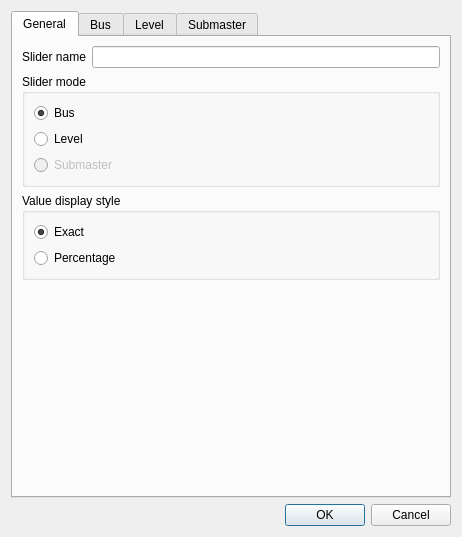
Qt form main/vcsliderproperties.ui (Andersbakken/qlc) before a commit.
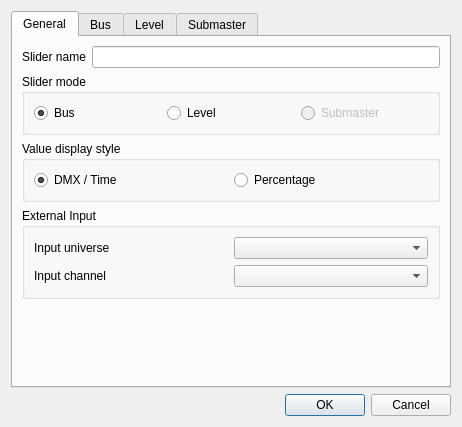
The same form after that commit.

What changed in the file:
```diff
--- a/main/vcsliderproperties.ui
+++ b/main/vcsliderproperties.ui
@@ -6,7 +6,7 @@
     <x>0</x>
     <y>0</y>
     <width>460</width>
-    <height>537</height>
+    <height>427</height>
    </rect>
   </property>
   <property name="windowTitle" >
@@ -22,6 +22,14 @@
       <number>0</number>
      </property>
      <widget class="QWidget" name="General" >
+      <property name="geometry" >
+       <rect>
+        <x>0</x>
+        <y>0</y>
+        <width>438</width>
+        <height>345</height>
+       </rect>
+      </property>
       <attribute name="title" >
        <string>General</string>
       </attribute>
@@ -49,7 +57,7 @@
          <property name="title" >
           <string>Slider mode</string>
          </property>
-         <layout class="QVBoxLayout" >
+         <layout class="QHBoxLayout" name="horizontalLayout" >
           <item>
            <widget class="QRadioButton" name="m_modeBusRadio" >
             <property name="toolTip" >
@@ -91,14 +99,14 @@
          <property name="title" >
           <string>Value display style</string>
          </property>
-         <layout class="QVBoxLayout" >
+         <layout class="QHBoxLayout" name="horizontalLayout_2" >
           <item>
            <widget class="QRadioButton" name="m_valueExactRadio" >
             <property name="toolTip" >
              <string>Show exact DMX values</string>
             </property>
             <property name="text" >
-             <string>Exact</string>
+             <string>DMX / Time</string>
             </property>
             <property name="checked" >
              <bool>true</bool>
@@ -118,6 +126,35 @@
          </layout>
         </widget>
        </item>
+       <item>
+        <widget class="QGroupBox" name="m_externalInputGroup" >
+         <property name="title" >
+          <string>External Input</string>
+         </property>
+         <layout class="QGridLayout" name="gridLayout" >
+          <item row="0" column="1" >
+           <widget class="QComboBox" name="m_inputUniverseCombo" />
+          </item>
+          <item row="0" column="0" >
+           <widget class="QLabel" name="m_inputUniverseLabel" >
+            <property name="text" >
+             <string>Input universe</string>
+            </property>
+           </widget>
+          </item>
+          <item row="1" column="0" >
+           <widget class="QLabel" name="m_inputChannelLabel" >
+            <property name="text" >
+             <string>Input channel</string>
+            </property>
+           </widget>
+          </item>
+          <item row="1" column="1" >
+           <widget class="QComboBox" name="m_inputChannelCombo" />
+          </item>
+         </layout>
+        </widget>
+       </item>
        <item>
         <spacer>
          <property name="orientation" >
```
Left out of the diff: 24 changed lines with no effect on the pictures.
